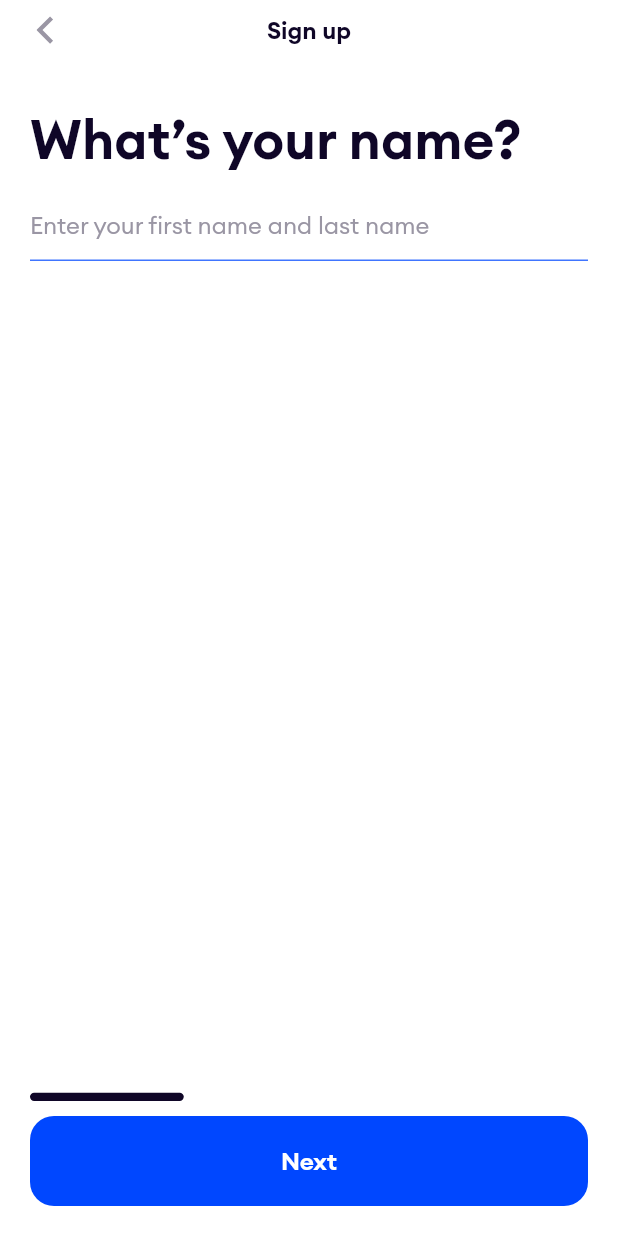
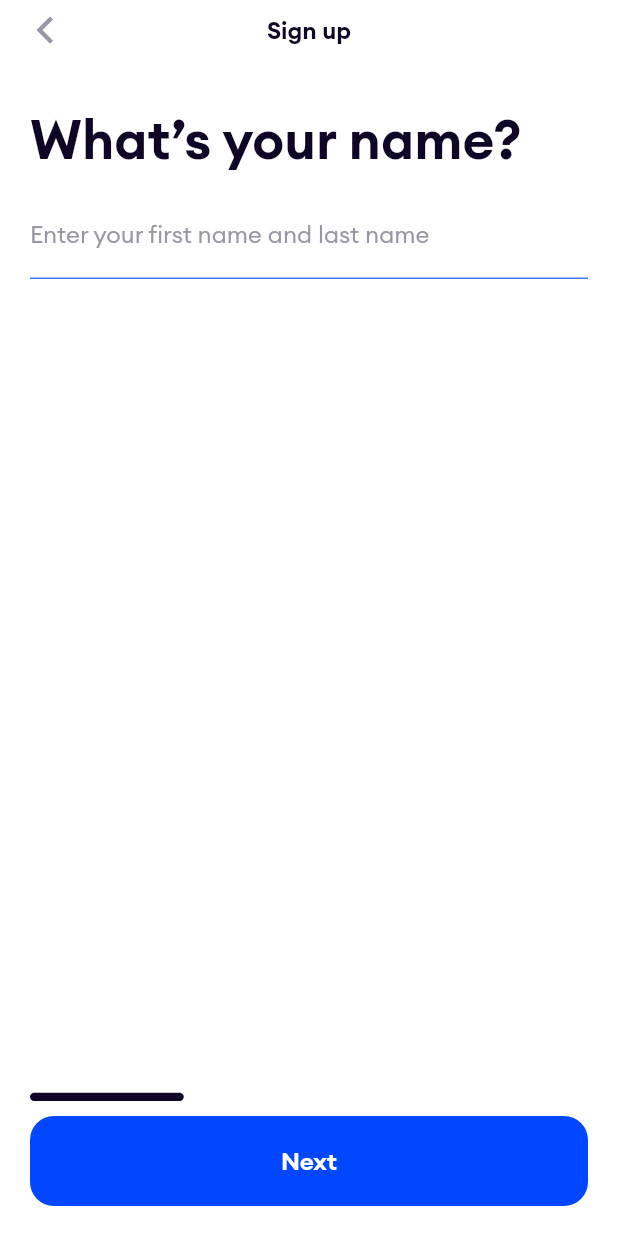
Before and after one commit to KoofNG/xafe, a Flutter app: the SignUpScreen screen opened directly, on a phone screen of 412 x 824 dp. Run offline on Flutter 3.47's test engine with Material 2 defaults, Android fonts, the phone set to English and light mode, and no system bars; our stand-ins replace flutter_svg.

Commit message:
code refactoring

```diff
--- a/lib/cores/widgets/xafe_appbar.dart
+++ b/lib/cores/widgets/xafe_appbar.dart
@@ -22,11 +22,11 @@ class XafeAppBar extends StatelessWidget {
         Navigator.pop(context);
       },
       child: Container(
+        width: MediaQuery.of(context).size.width,
         padding: EdgeInsets.symmetric(vertical: 10.0),
         child: Stack(
           children: [
             Positioned(
-              left: 0.0,
               child: Container(
                 height: 20.0,
                 width: 20.0,
@@ -35,7 +35,9 @@ class XafeAppBar extends StatelessWidget {
                 ),
               ),
             ),
-            title.isNotEmpty
+            Align(
+              alignment: Alignment.center,
+              child: title.isNotEmpty
                   ? Center(
                       child: Text(
                         title,
@@ -48,8 +50,8 @@ class XafeAppBar extends StatelessWidget {
                       ),
                     )
                   : SizedBox.shrink(),
+            ),
           ],
-          alignment: Alignment.center,
         ),
       ),
     );
--- a/lib/cores/widgets/xafe_input.dart
+++ b/lib/cores/widgets/xafe_input.dart
@@ -6,6 +6,9 @@ import '../constants/colors.dart';
 class XafeInputField extends StatelessWidget {
   /// [Boolean] is the field a password field
   final bool isPassword;
+
+  /// [Boolean] is the field filled
+  final bool isFilled;
 
   /// [String] hinttext as placeholder
   final String hintText;
@@ -29,6 +32,7 @@ class XafeInputField extends StatelessWidget {
   XafeInputField({
     Key key,
     this.isPassword = false,
+    this.isFilled = false,
     this.hintText,
     this.suffixIcon,
     this.validator,
@@ -37,25 +41,25 @@ class XafeInputField extends StatelessWidget {
     this.controller,
   }) : super(key: key);
 
-  // final bool isDense;
-  // final String inputPlaceholder;
-  // final Widget prefixIcon;
-  // final int maxLines;
-  // final bool disabled;
-  // final Function onTap;
-  // final Function onSaved;
-
   @override
   Widget build(BuildContext context) {
     return Container(
       child: TextFormField(
         validator: validator,
         decoration: InputDecoration(
-          filled: true,
-          fillColor: cardColor,
+          filled: isFilled,
+          fillColor: isFilled ? inputFilledColor : cardColor,
           suffixIcon: suffixIcon,
           hintText: hintText,
-          contentPadding: EdgeInsets.only(left: 0.0),
+          contentPadding: EdgeInsets.only(
+            left: isFilled ? 20.0 : 0.0,
+            top: 20.0,
+            bottom: 20.0,
+            right: 20.0,
+          ),
+          border: OutlineInputBorder(
+            borderRadius: BorderRadius.circular(isFilled ? 16.0 : 0.0),
+          ),
           hintStyle: TextStyle(
             color: subtitleColor,
             fontWeight: FontWeight.w400,
@@ -67,20 +71,25 @@ class XafeInputField extends StatelessWidget {
               style: BorderStyle.solid,
               width: 1.0,
             ),
+            borderRadius: BorderRadius.circular(isFilled ? 16.0 : 0.0),
           ),
           focusedBorder: UnderlineInputBorder(
             borderSide: BorderSide(
-              color: buttonColor.withOpacity(0.75),
+              color:
+                  isFilled ? Colors.transparent : buttonColor.withOpacity(0.75),
               style: BorderStyle.solid,
               width: 1.0,
             ),
+            borderRadius: BorderRadius.circular(isFilled ? 16.0 : 0.0),
           ),
           enabledBorder: UnderlineInputBorder(
             borderSide: BorderSide(
-              color: buttonColor.withOpacity(0.75),
+              color:
+                  isFilled ? Colors.transparent : buttonColor.withOpacity(0.75),
               style: BorderStyle.solid,
               width: 1.0,
             ),
+            borderRadius: BorderRadius.circular(isFilled ? 16.0 : 0.0),
           ),
           errorStyle: TextStyle(
             fontSize: 12.0,
@@ -91,11 +100,6 @@ class XafeInputField extends StatelessWidget {
         ),
         controller: controller,
         obscureText: isPassword ? true : false,
-        // style: TextStyle(
-        //   fontSize: 14.0,
-        //   color: Theme.of(context).textSelectionHandleColor.withOpacity(0.8),
-        //   fontWeight: FontWeight.bold,
-        // ),
       ),
     );
   }
```
Lines whose indentation alone changed are shown as unchanged.
